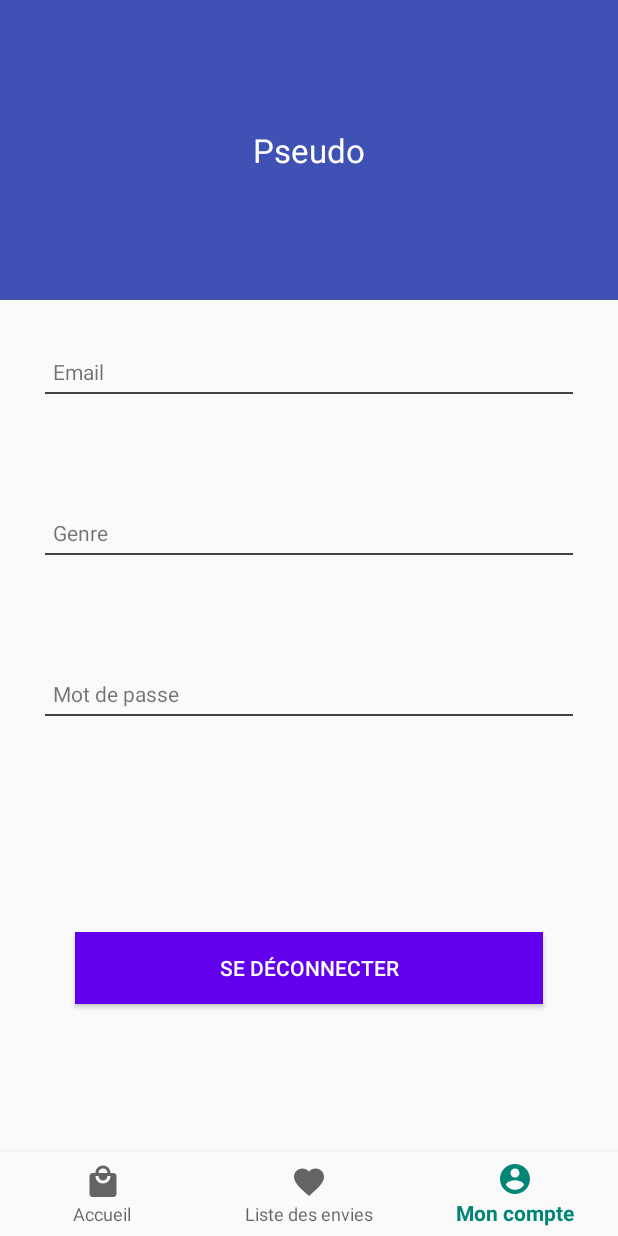
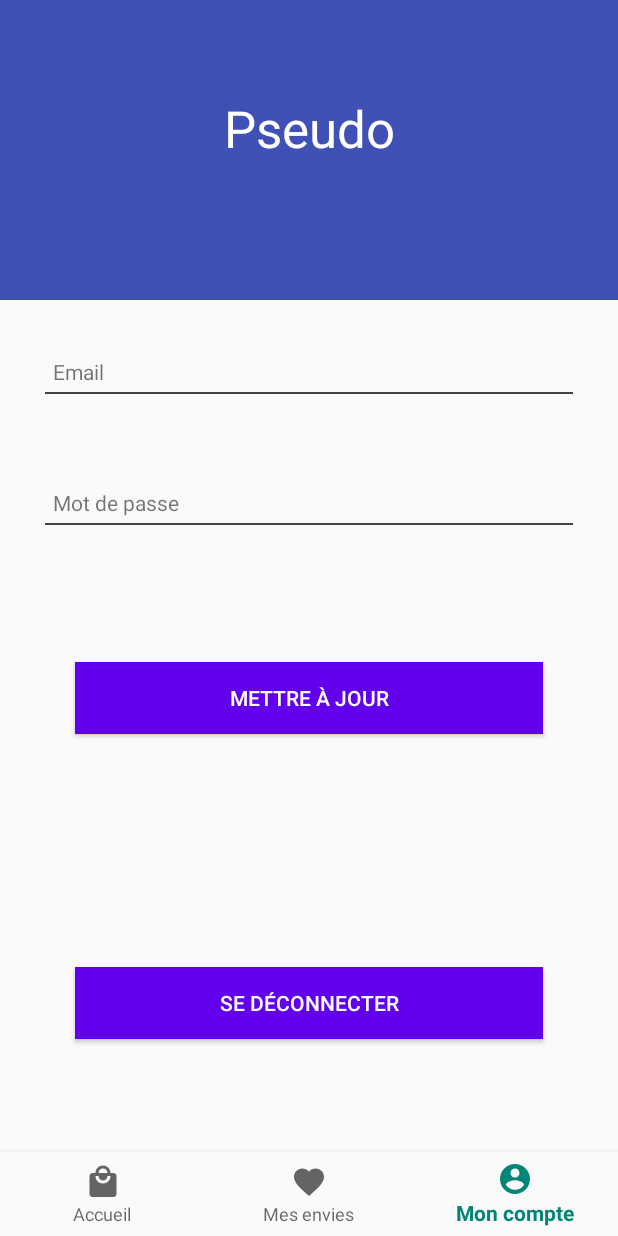
Before and after one commit to galliertot/picdies, an Android app: the AccountFragment screen opened through its navigation route, on a phone screen of 412 x 824 dp. Run offline under Robolectric (Android 15) with nearby library versions, the phone set to English and light mode, and no system bars; our stand-ins replace Picasso, Room's generated code, navigation-ui; pictures from the network do not load; 5 statements that could not run were skipped.

Commit message:
ajout categorie / like / filtre genre

```diff
--- /dev/null
+++ b/app/src/main/java/com/example/rahsa/DAO/CategorieDAO.java
@@ -0,0 +1,32 @@
+package com.example.rahsa.DAO;
+
+import androidx.room.Dao;
+import androidx.room.Delete;
+import androidx.room.Insert;
+import androidx.room.Query;
+import androidx.room.Update;
+
+import com.example.rahsa.entities.Categorie;
+import com.example.rahsa.entities.User;
+
+import java.util.List;
+
+@Dao
+public interface CategorieDAO {
+
+    @Insert
+    long insertCategorie(Categorie categorie);
+    @Update
+    void updateCategorie(Categorie categorie);
+    @Delete
+    void deleteCategorie(Categorie categorie);
+
+    @Query("SELECT * FROM Categorie WHERE _id=:id")
+    Categorie getCategorie(int id);
+
+    @Query("SELECT * FROM Categorie")
+    List<Categorie> getAllCategorie();
+
+    @Query("SELECT * FROM Categorie WHERE nom=:nom")
+    Categorie getCategorieFromNom(String nom);
+}
--- a/app/src/main/java/com/example/rahsa/DAO/ClothesDAO.java
+++ b/app/src/main/java/com/example/rahsa/DAO/ClothesDAO.java
@@ -35,6 +35,6 @@ public interface ClothesDAO {
     @Query("SELECT * FROM Clothes WHERE genre=:genre")
     List<Clothes> getClothesFromGenre(String genre);
 
-    @Query("SELECT * FROM Clothes WHERE _id not in (SELECT clothes from swap where user=:user)")
-    List<Clothes> getClothesNotSwap(int user);
+    @Query("SELECT * FROM Clothes WHERE _id not in (SELECT clothes from swap where user=:user) and genre=:genre")
+    List<Clothes> getClothesNotSwap(int user, String genre);
 }
--- a/app/src/main/java/com/example/rahsa/DAO/WishListDAO.java
+++ b/app/src/main/java/com/example/rahsa/DAO/WishListDAO.java
@@ -28,5 +28,8 @@ public interface WishListDAO {
     @Query("SELECT * FROM Wishlist WHERE user=:user")
     List<WishList> getWishlistFromUser(int user);
 
+    @Query("SELECT COUNT(*) FROM WishList WHERE clothes=:clothes")
+    Integer getLikeClothes(int clothes);
+
 
 }
--- a/app/src/main/java/com/example/rahsa/account/AccountFragment.java
+++ b/app/src/main/java/com/example/rahsa/account/AccountFragment.java
@@ -14,17 +14,23 @@ import android.widget.TextView;
 
 import com.example.rahsa.GlobalVariable;
 import com.example.rahsa.R;
+import com.example.rahsa.database.DataBaseApp;
+import com.example.rahsa.entities.User;
+import com.google.android.material.snackbar.Snackbar;
 
 /**
  * A simple {@link Fragment} subclass.
  */
 public class AccountFragment extends Fragment {
 
+    private DataBaseApp db;
     private TextView text_pseudo;
+    private TextView text_genre;
+
     private EditText edit_mail;
-    private EditText edit_genre;
     private EditText edit_password;
     private Button btnDeconnexion;
+    private Button btnModif;
     private GlobalVariable sharedData = GlobalVariable.getInstance();
 
     @Override
@@ -32,15 +38,26 @@ public class AccountFragment extends Fragment {
                              Bundle savedInstanceState) {
         View root = inflater.inflate(R.layout.fragment_account, container, false);
 
+        db = DataBaseApp.getInstance(root.getContext());
+
         text_pseudo = root.findViewById(R.id.account_pseudo);
         edit_mail = root.findViewById(R.id.account_mail);
-        edit_genre = root.findViewById(R.id.account_genre);
+        text_genre = root.findViewById(R.id.account_genre);
         edit_password = root.findViewById(R.id.account_password);
 
         text_pseudo.setText(sharedData.userConnected.getPseudo());
         edit_mail.setText(sharedData.userConnected.getEmail());
-        edit_genre.setText(sharedData.userConnected.getGenre());
+        text_genre.setText(sharedData.userConnected.getGenre());
         edit_password.setText(sharedData.userConnected.getPassword());
+
+        btnModif = root.findViewById(R.id.btnModifAccount);
+        btnModif.setOnClickListener(new View.OnClickListener() {
+            @Override
+            public void onClick(View v) {
+                modifUser();
+            }
+        } );
+
 
         btnDeconnexion = root.findViewById(R.id.btnToDeconnexion);
         btnDeconnexion.setOnClickListener(new View.OnClickListener() {
@@ -58,4 +75,14 @@ public class AccountFragment extends Fragment {
         sharedData.setUserConnected(null);
         NavHostFragment.findNavController(this).navigate(R.id.account_to_connexion);
     }
+
+    public void modifUser()
+    {
+        User user = sharedData.userConnected;
+        user.setEmail(edit_mail.getText().toString());
+        user.setPassword(edit_password.getText().toString());
+        db.userDAO().updateUser(user);
+        sharedData.setUserConnected(user);
+        Snackbar.make(getView(), "Profil mis à jour !", Snackbar.LENGTH_SHORT).show();
+    }
 }
--- a/app/src/main/java/com/example/rahsa/account/ConnexionFragment.java
+++ b/app/src/main/java/com/example/rahsa/account/ConnexionFragment.java
@@ -10,6 +10,7 @@ import android.view.ViewGroup;
 import android.widget.Button;
 import android.widget.EditText;
 import android.widget.ImageView;
+import android.widget.TextView;
 import android.widget.Toast;
 
 import androidx.annotation.NonNull;
@@ -30,7 +31,7 @@ public class ConnexionFragment extends Fragment {
     private DataBaseApp db;
     private EditText connexion_pseudo;
     private EditText connexion_password;
-    private Button toInscription;
+    private TextView toInscription;
     private Button btnConnexion;
     private GlobalVariable sharedData = GlobalVariable.getInstance();
 
--- a/app/src/main/java/com/example/rahsa/database/DataBaseApp.java
+++ b/app/src/main/java/com/example/rahsa/database/DataBaseApp.java
@@ -7,12 +7,13 @@ import androidx.room.RoomDatabase;
 import com.example.rahsa.DAO.*;
 import com.example.rahsa.entities.*;
 
-@Database(entities = {User.class, Clothes.class, WishList.class, Swap.class}, version = 5)
+@Database(entities = {User.class, Clothes.class, WishList.class, Swap.class, Categorie.class}, version = 6)
 public abstract class DataBaseApp extends RoomDatabase {
     public abstract UserDAO userDAO();
     public abstract ClothesDAO clothesDAO();
     public abstract WishListDAO wishListDAO();
     public abstract SwapDAO swapDAO();
+    public abstract CategorieDAO categorieDAO();
 
 
     private static DataBaseApp instance = null;
--- a/app/src/main/java/com/example/rahsa/adapholder/AdaptateurWishlist.java
+++ b/app/src/main/java/com/example/rahsa/wishlist/adapholder/AdaptateurWishlist.java
@@ -1,4 +1,4 @@
-package com.example.rahsa.adapholder;
+package com.example.rahsa.wishlist.adapholder;
 import android.view.LayoutInflater;
 import android.view.View;
 import android.view.ViewGroup;
--- a/app/src/main/java/com/example/rahsa/adapholder/ViewHolderWishlist.java
+++ b/app/src/main/java/com/example/rahsa/wishlist/adapholder/ViewHolderWishlist.java
@@ -1,4 +1,4 @@
-package com.example.rahsa.adapholder;
+package com.example.rahsa.wishlist.adapholder;
 import android.content.Intent;
 import android.net.Uri;
 import android.view.View;
@@ -17,6 +17,7 @@ import com.squareup.picasso.Picasso;
 
 public class ViewHolderWishlist extends RecyclerView.ViewHolder implements View.OnClickListener {
     public ImageView photo;
+    public TextView likeClothes;
     public TextView link;
     public FloatingActionButton shareButton;
     public AdaptateurWishlist.OnRecyclerListenner recyclerListener;
@@ -30,6 +31,7 @@ public class ViewHolderWishlist extends RecyclerView.ViewHolder implements View.
         super(v);
         db = DataBaseApp.getInstance(v.getContext());
         photo = (ImageView) v.findViewById(R.id.photo);
+        likeClothes = v.findViewById(R.id.clothesLike);
         link = (TextView) v.findViewById(R.id.link);
         shareButton = (FloatingActionButton) v.findViewById(R.id.shareButton);
         this.recyclerListener = recyclerListenner;
@@ -55,6 +57,8 @@ public class ViewHolderWishlist extends RecyclerView.ViewHolder implements View.
                     shareAction(v, clothes);
                 }
             } );
+            likeClothes.setText(" Aimé par " + db.wishListDAO().getLikeClothes((int)clothes.get_id()).toString() + " personnes");
+            likeClothes.setCompoundDrawablesWithIntrinsicBounds(R.drawable.ic_favorite_black_24dp, 0, 0, 0 );
     }
 
     @Override
--- a/app/src/main/res/layout/fragment_account.xml
+++ b/app/src/main/res/layout/fragment_account.xml
@@ -21,8 +21,9 @@
         android:id="@+id/account_pseudo"
         android:layout_width="wrap_content"
         android:layout_height="wrap_content"
+        android:layout_marginBottom="30dp"
         android:text="Pseudo"
-        android:textAppearance="@style/TextAppearance.AppCompat.Large"
+        android:textAppearance="@style/TextAppearance.AppCompat.Display1"
         android:textColor="#FFFFFF"
         app:layout_constraintBottom_toBottomOf="@+id/frameLayout3"
         app:layout_constraintEnd_toEndOf="parent"
@@ -62,36 +63,21 @@
         app:layout_constraintTop_toBottomOf="@+id/account_title_mail" />
 
     <TextView
-        android:id="@+id/account_title_genre"
-        android:layout_width="match_parent"
-        android:layout_height="wrap_content"
-        android:layout_marginStart="30dp"
-        android:layout_marginLeft="30dp"
-        android:layout_marginTop="40dp"
-        android:layout_marginEnd="30dp"
-        android:layout_marginRight="30dp"
-        android:background="@drawable/border_input"
-        android:paddingLeft="5dp"
-        android:paddingBottom="5dp"
-        android:text="Genre"
-        app:layout_constraintEnd_toEndOf="parent"
-        app:layout_constraintHorizontal_bias="0.1"
-        app:layout_constraintStart_toStartOf="parent"
-        app:layout_constraintTop_toBottomOf="@+id/account_mail" />
-
-    <EditText
         android:id="@+id/account_genre"
         android:layout_width="match_parent"
         android:layout_height="wrap_content"
         android:layout_marginStart="40dp"
         android:layout_marginLeft="40dp"
-        android:layout_marginTop="20dp"
         android:layout_marginEnd="40dp"
         android:layout_marginRight="40dp"
         android:background="@android:color/transparent"
+        android:gravity="center"
+        android:textAppearance="@style/TextAppearance.AppCompat.Large"
+        android:textColor="#FFFFFF"
+        app:layout_constraintBottom_toBottomOf="@+id/frameLayout3"
         app:layout_constraintEnd_toEndOf="parent"
         app:layout_constraintStart_toStartOf="parent"
-        app:layout_constraintTop_toBottomOf="@+id/account_title_genre" />
+        app:layout_constraintTop_toBottomOf="@+id/account_pseudo" />
 
     <TextView
         android:id="@+id/account_title_password"
@@ -99,7 +85,7 @@
         android:layout_height="wrap_content"
         android:layout_marginStart="30dp"
         android:layout_marginLeft="30dp"
-        android:layout_marginTop="40dp"
+        android:layout_marginTop="20dp"
         android:layout_marginEnd="30dp"
         android:layout_marginRight="30dp"
         android:background="@drawable/border_input"
@@ -107,9 +93,9 @@
         android:paddingBottom="5dp"
         android:text="Mot de passe"
         app:layout_constraintEnd_toEndOf="parent"
-        app:layout_constraintHorizontal_bias="0.1"
+        app:layout_constraintHorizontal_bias="0.0"
         app:layout_constraintStart_toStartOf="parent"
-        app:layout_constraintTop_toBottomOf="@+id/account_genre" />
+        app:layout_constraintTop_toBottomOf="@+id/account_mail" />
 
     <EditText
         android:id="@+id/account_password"
@@ -124,6 +110,25 @@
         app:layout_constraintEnd_toEndOf="parent"
         app:layout_constraintStart_toStartOf="parent"
         app:layout_constraintTop_toBottomOf="@+id/account_title_password" />
+
+    <Button
+        android:id="@+id/btnModifAccount"
+        android:layout_width="match_parent"
+        android:layout_height="wrap_content"
+        android:layout_marginStart="50dp"
+        android:layout_marginLeft="50dp"
+        android:layout_marginEnd="50dp"
+        android:layout_marginRight="50dp"
+        android:background="@color/design_default_color_primary"
+        android:gravity="center"
+        android:text="Mettre à jour"
+        android:textColor="#FFFFFF"
+        app:layout_constraintBottom_toBottomOf="parent"
+        app:layout_constraintEnd_toEndOf="parent"
+        app:layout_constraintHorizontal_bias="0.0"
+        app:layout_constraintStart_toStartOf="parent"
+        app:layout_constraintTop_toBottomOf="@+id/account_password"
+        app:layout_constraintVertical_bias="0.144" />
 
     <Button
         android:id="@+id/btnToDeconnexion"
@@ -141,5 +146,6 @@
         app:layout_constraintEnd_toEndOf="parent"
         app:layout_constraintHorizontal_bias="0.0"
         app:layout_constraintStart_toStartOf="parent"
-        app:layout_constraintTop_toBottomOf="@+id/account_password" />
+        app:layout_constraintTop_toBottomOf="@+id/btnModifAccount"
+        app:layout_constraintVertical_bias="0.673" />
 </androidx.constraintlayout.widget.ConstraintLayout>
--- a/app/src/main/res/navigation/mobile_navigation.xml
+++ b/app/src/main/res/navigation/mobile_navigation.xml
@@ -17,7 +17,7 @@
 
     <fragment
         android:id="@+id/navigation_wishlist"
-        android:name="com.example.rahsa.dashboard.WishlistFragment"
+        android:name="com.example.rahsa.wishlist.WishlistFragment"
         android:label="@string/title_wishlist"
         tools:layout="@layout/fragment_wishlist" >
     </fragment>
--- a/app/src/main/res/values/strings.xml
+++ b/app/src/main/res/values/strings.xml
@@ -1,7 +1,7 @@
 <resources>
     <string name="app_name">PicDies</string>
     <string name="title_home">Accueil</string>
-    <string name="title_wishlist">Liste des envies</string>
+    <string name="title_wishlist">Mes envies</string>
     <string name="title_account">Mon compte</string>
 
     <!-- TODO: Remove or change this placeholder text -->
```
Also changed, not shown: app/src/main/java/com/example/rahsa/entities/Categorie.java (added, +36 -0 lines), app/src/main/java/com/example/rahsa/entities/Clothes.java (+4 -4 lines), app/src/main/java/com/example/rahsa/home/HomeFragment.java (+16 -6 lines), app/src/main/java/com/example/rahsa/wishlist/WishlistFragment.java (renamed from app/src/main/java/com/example/rahsa/dashboard/WishlistFragment.java, +3 -4 lines), app/src/main/res/layout/fragment_connexion.xml (+4 -3 lines), app/src/main/res/layout/item_list_wishlist.xml (+12 -0 lines).
